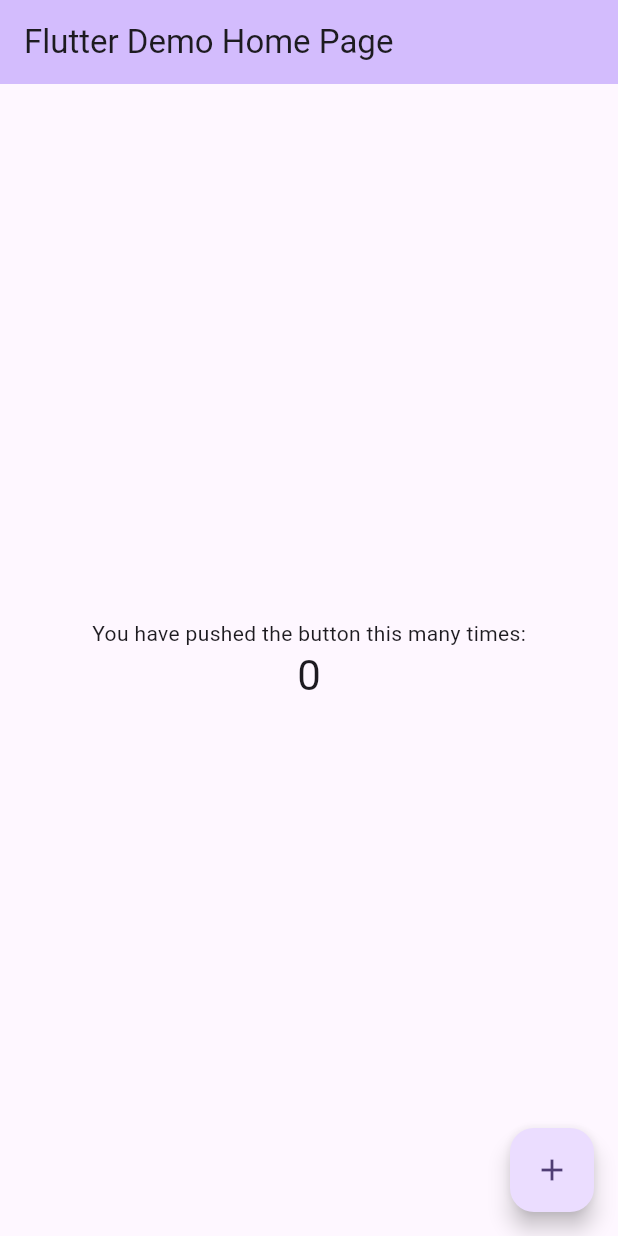
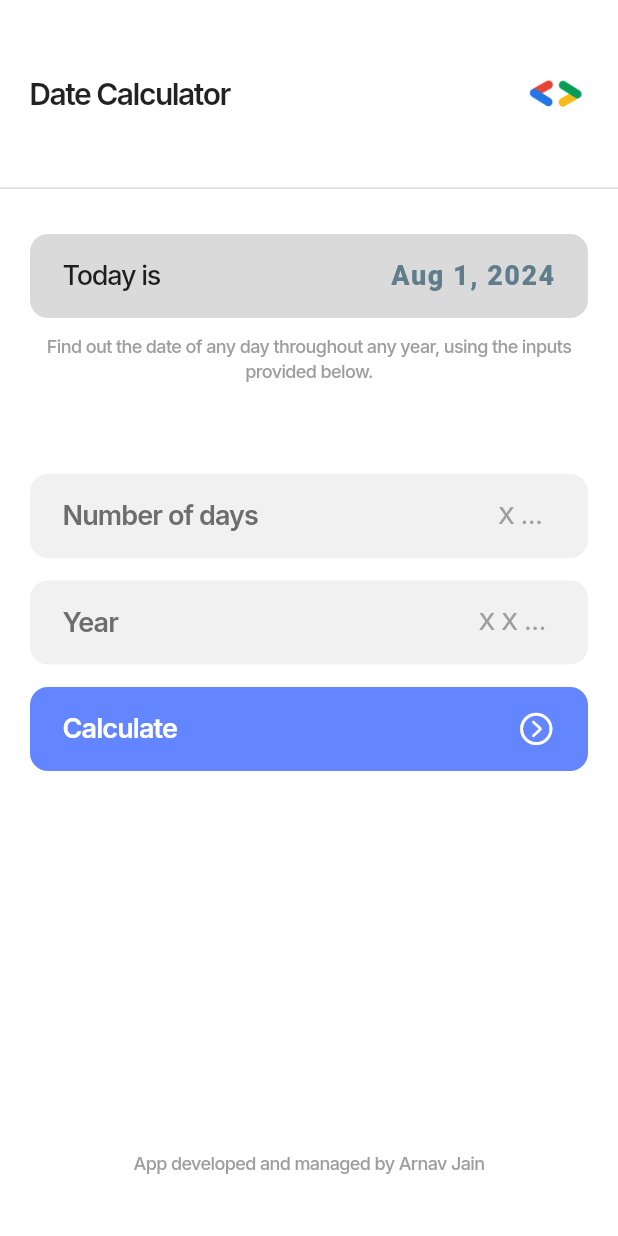
Before and after one commit to arnavxjain/gdsc_date_calculator, a Flutter app: the screen it shows after launch, on a phone screen of 412 x 824 dp. Run offline on Flutter 3.47's test engine with Material 3 defaults, Android fonts, the phone set to English and light mode, and no system bars; our stand-ins replace figma_squircle, flutter_feather_icons, google_fonts; missing offline and left inert: week_of_year; Roboto replaces fonts that are missing (Abel).

Commit message:
updated all new files

```diff
--- a/lib/main.dart
+++ b/lib/main.dart
@@ -1,125 +1,16 @@
+import 'package:date_calculator_app/screens/home.dart';
 import 'package:flutter/material.dart';
+import 'package:flutter/services.dart';
 
 void main() {
-  runApp(const MyApp());
+
+  SystemChrome.setSystemUIOverlayStyle(SystemUiOverlayStyle.dark.copyWith(
+    // statusBarColor: Colors.blueAccent, // Color for Android
+      statusBarBrightness: Brightness.light // Dark == white status bar -- for IOS.
+  ));
+
+  runApp(MaterialApp(
+    debugShowCheckedModeBanner: false,
+    home: Home(),
+  ));
 }
-
-class MyApp extends StatelessWidget {
-  const MyApp({super.key});
-
-  // This widget is the root of your application.
-  @override
-  Widget build(BuildContext context) {
-    return MaterialApp(
-      title: 'Flutter Demo',
-      theme: ThemeData(
-        // This is the theme of your application.
-        //
-        // TRY THIS: Try running your application with "flutter run". You'll see
-        // the application has a purple toolbar. Then, without quitting the app,
-        // try changing the seedColor in the colorScheme below to Colors.green
-        // and then invoke "hot reload" (save your changes or press the "hot
-        // reload" button in a Flutter-supported IDE, or press "r" if you used
-        // the command line to start the app).
-        //
-        // Notice that the counter didn't reset back to zero; the application
-        // state is not lost during the reload. To reset the state, use hot
-        // restart instead.
-        //
-        // This works for code too, not just values: Most code changes can be
-        // tested with just a hot reload.
-        colorScheme: ColorScheme.fromSeed(seedColor: Colors.deepPurple),
-        useMaterial3: true,
-      ),
-      home: const MyHomePage(title: 'Flutter Demo Home Page'),
-    );
-  }
-}
-
-class MyHomePage extends StatefulWidget {
-  const MyHomePage({super.key, required this.title});
-
-  // This widget is the home page of your application. It is stateful, meaning
-  // that it has a State object (defined below) that contains fields that affect
-  // how it looks.
-
-  // This class is the configuration for the state. It holds the values (in this
-  // case the title) provided by the parent (in this case the App widget) and
-  // used by the build method of the State. Fields in a Widget subclass are
-  // always marked "final".
-
-  final String title;
-
-  @override
-  State<MyHomePage> createState() => _MyHomePageState();
-}
-
-class _MyHomePageState extends State<MyHomePage> {
-  int _counter = 0;
-
-  void _incrementCounter() {
-    setState(() {
-      // This call to setState tells the Flutter framework that something has
-      // changed in this State, which causes it to rerun the build method below
-      // so that the display can reflect the updated values. If we changed
-      // _counter without calling setState(), then the build method would not be
-      // called again, and so nothing would appear to happen.
-      _counter++;
-    });
-  }
-
-  @override
-  Widget build(BuildContext context) {
-    // This method is rerun every time setState is called, for instance as done
-    // by the _incrementCounter method above.
-    //
-    // The Flutter framework has been optimized to make rerunning build methods
-    // fast, so that you can just rebuild anything that needs updating rather
-    // than having to individually change instances of widgets.
-    return Scaffold(
-      appBar: AppBar(
-        // TRY THIS: Try changing the color here to a specific color (to
-        // Colors.amber, perhaps?) and trigger a hot reload to see the AppBar
-        // change color while the other colors stay the same.
-        backgroundColor: Theme.of(context).colorScheme.inversePrimary,
-        // Here we take the value from the MyHomePage object that was created by
-        // the App.build method, and use it to set our appbar title.
-        title: Text(widget.title),
-      ),
-      body: Center(
-        // Center is a layout widget. It takes a single child and positions it
-        // in the middle of the parent.
-        child: Column(
-          // Column is also a layout widget. It takes a list of children and
-          // arranges them vertically. By default, it sizes itself to fit its
-          // children horizontally, and tries to be as tall as its parent.
-          //
-          // Column has various properties to control how it sizes itself and
-          // how it positions its children. Here we use mainAxisAlignment to
-          // center the children vertically; the main axis here is the vertical
-          // axis because Columns are vertical (the cross axis would be
-          // horizontal).
-          //
-          // TRY THIS: Invoke "debug painting" (choose the "Toggle Debug Paint"
-          // action in the IDE, or press "p" in the console), to see the
-          // wireframe for each widget.
-          mainAxisAlignment: MainAxisAlignment.center,
-          children: <Widget>[
-            const Text(
-              'You have pushed the button this many times:',
-            ),
-            Text(
-              '$_counter',
-              style: Theme.of(context).textTheme.headlineMedium,
-            ),
-          ],
-        ),
-      ),
-      floatingActionButton: FloatingActionButton(
-        onPressed: _incrementCounter,
-        tooltip: 'Increment',
-        child: const Icon(Icons.add),
-      ), // This trailing comma makes auto-formatting nicer for build methods.
-    );
-  }
-}
--- /dev/null
+++ b/lib/screens/home.dart
@@ -0,0 +1,453 @@
+import 'dart:ui';
+
+import 'package:figma_squircle/figma_squircle.dart';
+import 'package:flutter/cupertino.dart';
+import 'package:flutter/material.dart';
+import 'package:flutter_feather_icons/flutter_feather_icons.dart';
+import 'package:google_fonts/google_fonts.dart';
+import 'package:intl/intl.dart';
+import 'package:week_of_year/date_week_extensions.dart';
+
+class Home extends StatefulWidget {
+  const Home({Key? key}) : super(key: key);
+
+  @override
+  State<Home> createState() => _HomeState();
+}
+
+class _HomeState extends State<Home> {
+  @override
+  Widget build(BuildContext context) {
+
+    final topPadding = MediaQuery.of(context).padding.top;
+
+    final now = new DateTime.now();
+    String formatter = DateFormat.yMMMd('en_US').format(now);
+
+    // text field 1 (no. of days)
+    dynamic noOfDays = TextEditingController();
+    dynamic year = TextEditingController();
+
+    const snackBar1 = SnackBar(
+      content: Text(
+          'No input values detected. Please enter a valid number',
+          style: TextStyle(
+              fontWeight: FontWeight.w500,
+              letterSpacing: -0.5,
+              fontSize: 14
+          )
+      ),
+      backgroundColor: Colors.redAccent,
+    );
+
+    const snackBar2 = SnackBar(
+      content: Text(
+          'Make sure the number of days is under 365 & Year has 4 digits',
+          style: TextStyle(
+              fontWeight: FontWeight.w500,
+              letterSpacing: -0.5,
+              fontSize: 14
+          )
+      ),
+      backgroundColor: Colors.redAccent,
+    );
+
+    bool isLeapYear(int year) {
+      if (year % 4 == 0) {
+        if (year % 100 == 0) {
+          return year % 400 == 0;
+        } else {
+          return true;
+        }
+      } else {
+        return false;
+      }
+    }
+
+    @override
+    void dispose() {
+      // Clean up the controller when the widget is disposed.
+      noOfDays.dispose();
+      year.dispose();
+      super.dispose();
+    }
+
+    return Scaffold(
+      backgroundColor: const Color(0xFFFFFFFF),
+      body: Column(
+        children: [
+          Container(
+            padding: EdgeInsets.only(top: topPadding, left: 20, right: 20),
+            height: 126,
+            width: MediaQuery.of(context).size.width,
+            decoration: const BoxDecoration(
+              border: Border(
+                  bottom: BorderSide(width: 1, color: Color(0xFFDADADA))
+              ),
+            ),
+            child: Row(
+              mainAxisAlignment: MainAxisAlignment.spaceBetween,
+              crossAxisAlignment: CrossAxisAlignment.center,
+              children: [
+                Text("Date Calculator",
+                  style: GoogleFonts.inter(
+                      color: Colors.black87,
+                      fontWeight: FontWeight.w600,
+                      letterSpacing: -1,
+                      fontSize: 20
+                  ),
+                ),
+                Center(
+                  child: Image.asset("lib/assets/gdsc.png", width: 43),
+                )
+              ],
+            ),
+          ),
+          const SizedBox(height: 30),
+          Container(
+            height: 56,
+            padding: const EdgeInsets.symmetric(vertical: 8, horizontal: 22),
+            margin: const EdgeInsets.symmetric(horizontal: 20),
+            decoration: ShapeDecoration(
+              color: const Color(0xFFDADADA),
+              shape: SmoothRectangleBorder(
+                borderRadius: SmoothBorderRadius(
+                  cornerRadius: 12,
+                  cornerSmoothing: 0.9,
+                ),
+              ),
+            ),
+            child: Row(
+              mainAxisAlignment: MainAxisAlignment.spaceBetween,
+              crossAxisAlignment: CrossAxisAlignment.center,
+              children: [
+                Text("Today is",
+                  style: GoogleFonts.inter(
+                      color: Colors.black87,
+                      fontWeight: FontWeight.w500,
+                      letterSpacing: -0.81,
+                      fontSize: 18
+                  ),
+                ),
+                Text(formatter,
+                  style: GoogleFonts.abel(
+                      color: Colors.blueGrey,
+                      fontWeight: FontWeight.w900,
+                      letterSpacing: 1,
+                      fontSize: 18
+                  ),
+                ),
+              ],
+            ),
+          ),
+          const SizedBox(height: 10),
+          Padding(
+            padding: const EdgeInsets.symmetric(horizontal: 25),
+            child: Text("Find out the date of any day throughout any year, using the inputs provided below.",
+              style: GoogleFonts.inter(
+                  color: Colors.grey,
+                  fontWeight: FontWeight.w500,
+                  letterSpacing: -0.4,
+                  fontSize: 12
+              ),
+              textAlign: TextAlign.center,
+            ),
+          ),
+
+          const SizedBox(height: 60),
+
+          // Inputs start here
+
+          Container(
+            height: 56,
+            padding: const EdgeInsets.symmetric(vertical: 8, horizontal: 22),
+            margin: const EdgeInsets.symmetric(horizontal: 20),
+            decoration: ShapeDecoration(
+              color: const Color(0xFFF1F1F1),
+              shape: SmoothRectangleBorder(
+                borderRadius: SmoothBorderRadius(
+                  cornerRadius: 12,
+                  cornerSmoothing: 0.9,
+                ),
+              ),
+            ),
+            child: Row(
+              mainAxisAlignment: MainAxisAlignment.spaceBetween,
+              crossAxisAlignment: CrossAxisAlignment.center,
+              children: [
+                Text("Number of days",
+                  style: GoogleFonts.inter(
+                      color: const Color(0xFF6D6D6D),
+                      fontWeight: FontWeight.w600,
+                      letterSpacing: -0.6,
+                      fontSize: 18
+                  ),
+                ),
+                SizedBox(
+                  width: 40,
+                  height: 30,
+                  child: TextField(
+                    controller: noOfDays,
+                    keyboardType: TextInputType.number,
+                    style: GoogleFonts.abel(
+                      color: const Color(0xFF6D6D6D),
+                      fontWeight: FontWeight.w600,
+                      letterSpacing: 4,
+                    ),
+                    maxLength: 3,
+                    decoration: InputDecoration(
+                      hintText: "XXX",
+                      counterText: "",
+                      focusColor: Colors.transparent,
+                      border: InputBorder.none,
+                      hintStyle: GoogleFonts.inter(
+                        color: Colors.grey,
+                        fontWeight: FontWeight.w500,
+                        // letterSpacing: 0,
+                        // fontSize: 14
+                      ),
+                    ),
+                  ),
+                )
+              ],
+            ),
+          ),
+          const SizedBox(height: 15),
+          Container(
+            height: 56,
+            padding: const EdgeInsets.symmetric(vertical: 8, horizontal: 22),
+            margin: const EdgeInsets.symmetric(horizontal: 20),
+            decoration: ShapeDecoration(
+              color: const Color(0xFFF1F1F1),
+              shape: SmoothRectangleBorder(
+                borderRadius: SmoothBorderRadius(
+                  cornerRadius: 12,
+                  cornerSmoothing: 0.9,
+                ),
+              ),
+            ),
+            child: Row(
+              mainAxisAlignment: MainAxisAlignment.spaceBetween,
+              crossAxisAlignment: CrossAxisAlignment.center,
+              children: [
+                Text("Year",
+                  style: GoogleFonts.inter(
+                      color: const Color(0xFF6D6D6D),
+                      fontWeight: FontWeight.w600,
+                      letterSpacing: -0.6,
+                      fontSize: 18
+                  ),
+                ),
+                SizedBox(
+                  width: 53,
+                  height: 30,
+                  child: TextField(
+                    controller: year,
+                    keyboardType: TextInputType.number,
+                    style: GoogleFonts.abel(
+                      color: const Color(0xFF6D6D6D),
+                      fontWeight: FontWeight.w600,
+                      letterSpacing: 4,
+                    ),
+                    maxLength: 4,
+                    decoration: InputDecoration(
+                      counterText: "",
+                      hintText: "XXXX",
+                      focusColor: Colors.transparent,
+                      border: InputBorder.none,
+                      hintStyle: GoogleFonts.inter(
+                        color: Colors.grey,
+                        fontWeight: FontWeight.w500,
+                        // letterSpacing: 0,
+                        // fontSize: 14
+                      ),
+                    ),
+                  ),
+                )
+              ],
+            ),
+          ),
+
+          const SizedBox(height: 15),
+
+          CupertinoButton(
+            padding: EdgeInsets.zero,
+            onPressed: () {
+              if (year.text == '' || noOfDays.text == '') {
+                ScaffoldMessenger.of(context).showSnackBar(snackBar1);
+              } else {
+                final dayCount = int.parse(noOfDays.text);
+                final yearCount = int.parse(year.text);
+
+                // print(dayCount);
+                // print(yearCount);
+
+                if (dayCount > 365 || yearCount <= 999) {
+                  print('OL');
+                  ScaffoldMessenger.of(context).showSnackBar(snackBar2);
+
+                  // print(yearCount);
+                  // print(dayCount);
+                } else {
+                  print('verified');
+
+                  // Specify the future year and the day of the year (1-based index)
+                  int futureYear = yearCount;
+                  int dayOfYear = dayCount; // Change this to the specific day of the year
+
+                  // Start with the first day of the future year
+                  DateTime startDate = DateTime(futureYear, 1, 1);
+
+                  // Calculate the target date by adding (dayOfYear - 1) days to the start date
+                  DateTime targetDate = startDate.add(Duration(days: dayOfYear - 1));
+
+                  // Calculate the week of the year
+                  int firstDayOfWeek = startDate.weekday; // 1 (Monday) - 7 (Sunday)
+                  int adjustedDayOfYear = dayOfYear + (firstDayOfWeek - 1);
+                  int weekOfYear = (adjustedDayOfYear / 7).ceil();
+
+                  // Print the target date and the week of the year
+                  print("Date on day $dayOfYear of the year $futureYear: ${targetDate.toLocal()}");
+                  print("Week of the year: $weekOfYear");
+                  print(isLeapYear(yearCount));
+
+                  String formattedDate = DateFormat('dd/MM/yyyy').format(targetDate);
+
+                  showModalBottomSheet(
+                      context: context,
+                      builder: (BuildContext context) {
+                        return Container(
+                          padding: EdgeInsets.symmetric(vertical: 14, horizontal: 16),
+                          height: 300,
+                          width: MediaQuery.of(context).size.width,
+                          decoration: ShapeDecoration(
+                            color: const Color(0xFFE6E6E6),
+                            shape: SmoothRectangleBorder(
+                              borderRadius: SmoothBorderRadius(
+                                cornerRadius: 12,
+                                cornerSmoothing: 0.9,
+                              ),
+                            ),
+                          ),
+                          child: Column(
+                            crossAxisAlignment: CrossAxisAlignment.start,
+                            children: [
+                              Row(
+                                crossAxisAlignment: CrossAxisAlignment.center,
+                                mainAxisAlignment: MainAxisAlignment.spaceBetween,
+                                children: [
+                                  Text("$dayCount days into $yearCount",
+                                    style: GoogleFonts.inter(
+                                        color: const Color(0xFF6D6D6D),
+                                        fontWeight: FontWeight.w600,
+                                        letterSpacing: -0.6,
+                                        fontSize: 19
+                                    ),
+                                  ),
+                                  CupertinoButton(
+                                      padding: EdgeInsets.zero,
+                                      onPressed: () {
+                                        Navigator.pop(context);
+                                      },
+                                      child: Icon(CupertinoIcons.multiply_circle_fill, color: Colors.grey, size: 30)
+                                  ),
+                                ],
+                              ),
+                              Center(
+                                child: Container(
+                                  margin: EdgeInsets.only(top: 10, bottom: 15),
+                                  width: MediaQuery.of(context).size.width - 20,
+                                  height: 1,
+                                  color: Colors.grey,
+                                ),
+                              ),
+                              Text("The date for this particular day will be", textAlign: TextAlign.left,
+                                  style: GoogleFonts.inter(
+                                      color: const Color(0xFF6D6D6D),
+                                      fontWeight: FontWeight.w500,
+                                      letterSpacing: -0.6,
+                                      fontSize: 18
+                                  )
+                              ),
+                              Text(formattedDate.toString(), textAlign: TextAlign.left,
+                                style: GoogleFonts.abel(
+                                    color: const Color(0xFF6385FF),
+                                    fontWeight: FontWeight.w600,
+                                    letterSpacing: 3,
+                                    fontSize: 20
+                                ),
+                              ),
+                              SizedBox(height: 14),
+                              Text("The week of the year will be", textAlign: TextAlign.left,
+                                  style: GoogleFonts.inter(
+                                      color: const Color(0xFF6D6D6D),
+                                      fontWeight: FontWeight.w500,
+                                      letterSpacing: -0.6,
+                                      fontSize: 18
+                                  )
+                              ),
+                              Text(formattedDate.toString(), textAlign: TextAlign.left,
+                                style: GoogleFonts.abel(
+                                    color: const Color(0xFF6385FF),
+                                    fontWeight: FontWeight.w600,
+                                    letterSpacing: 3,
+                                    fontSize: 20
+                                ),
+                              ),
+                            ],
+                          ),
+                        );
+                      }
+                  );
+
+                }
+              }
+            },
+            child: Container(
+              height: 56,
+              padding: const EdgeInsets.symmetric(vertical: 8, horizontal: 22),
+              margin: const EdgeInsets.symmetric(horizontal: 20),
+              decoration: ShapeDecoration(
+                color: const Color(0xFF6385FF),
+                shape: SmoothRectangleBorder(
+                  borderRadius: SmoothBorderRadius(
+                    cornerRadius: 12,
+                    cornerSmoothing: 0.9,
+                  ),
+                ),
+              ),
+              child: Row(
+                mainAxisAlignment: MainAxisAlignment.spaceBetween,
+                crossAxisAlignment: CrossAxisAlignment.center,
+                children: [
+                  Text("Calculate",
+                    style: GoogleFonts.inter(
+                        color: const Color(0xFFFFFFFF),
+                        fontWeight: FontWeight.w600,
+                        letterSpacing: -0.6,
+                        fontSize: 18
+                    ),
+                  ),
+                  const Icon(CupertinoIcons.chevron_right_circle, size: 25, color: Colors.white, weight: 0.8,)
+                ],
+              ),
+            ),
+          ),
+          const Expanded(child: SizedBox.shrink()),
+          Padding(
+            padding: const EdgeInsets.symmetric(horizontal: 25, vertical: 40),
+            child: Text("App developed and managed by Arnav Jain",
+              style: GoogleFonts.inter(
+                  color: Colors.grey,
+                  fontWeight: FontWeight.w500,
+                  letterSpacing: -0.4,
+                  fontSize: 12
+              ),
+              textAlign: TextAlign.center,
+            ),
+          ),
+        ],
+      ),
+    );
+  }
+}
```
Also changed, not shown: lib/assets/gdsc.png (added), 6 other files.
